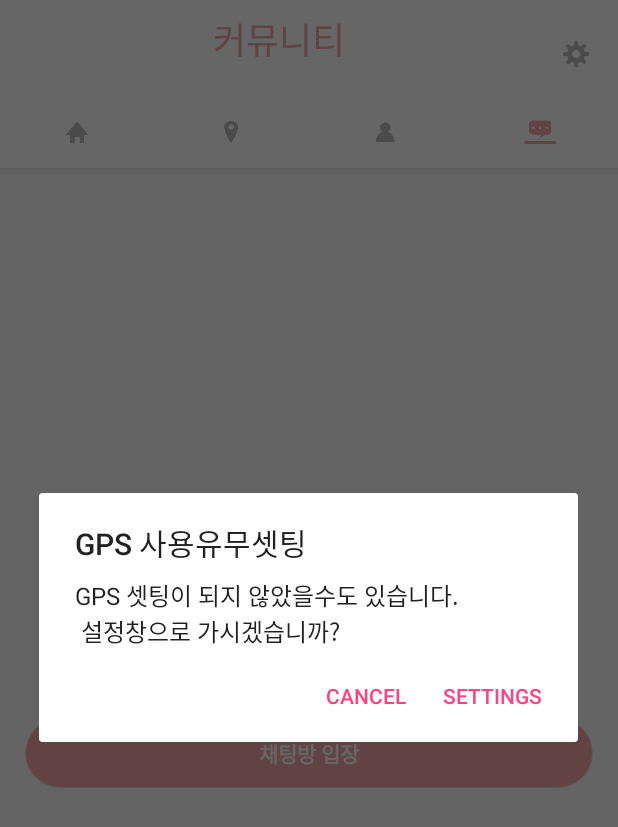
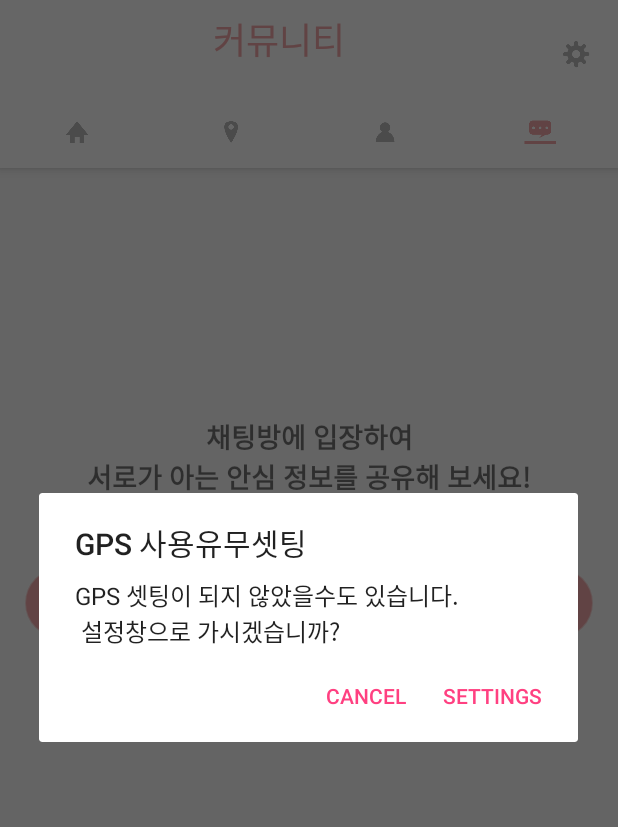
Before and after one commit to Ankwinam/Isafeyou2, an Android app: the screen it shows after launch once a user with an empty profile is signed in (MainActivity), tab 4 chosen, on a phone screen of 412 x 824 dp. Shown: the top 827 px of the screen. Run offline under Robolectric (Android 15) with nearby library versions, the phone set to English and light mode, and no system bars; libraries missing offline, so code that uses them is left out: com.pkmmte.view, com.skp; 19 statements that could not run were skipped.

Commit message:
긴급 버튼 완성

```diff
--- a/app/src/main/java/com/example/kwinam/isafeyou/isafeyou/Fragment/TabFragment1.java
+++ b/app/src/main/java/com/example/kwinam/isafeyou/isafeyou/Fragment/TabFragment1.java
@@ -4,6 +4,9 @@ import android.Manifest;
 import android.content.Context;
 import android.content.Intent;
 import android.content.pm.PackageManager;
+import android.database.Cursor;
+import android.database.sqlite.SQLiteDatabase;
+import android.database.sqlite.SQLiteException;
 import android.location.Location;
 import android.location.LocationListener;
 import android.location.LocationManager;
@@ -18,12 +21,15 @@ import android.util.Log;
 import android.view.LayoutInflater;
 import android.view.View;
 import android.view.ViewGroup;
+import android.widget.ArrayAdapter;
 import android.widget.Button;
 import android.widget.ImageButton;
+import android.widget.ListView;
 import android.widget.Toast;
 
 import com.example.kwinam.isafeyou.R;
 import com.example.kwinam.isafeyou.isafeyou.Activity.WhistleActivity;
+import com.example.kwinam.isafeyou.isafeyou.DataBase.SQLiteAdapter;
 import com.pkmmte.view.CircularImageView;
 import com.skp.Tmap.TMapPoint;
 
@@ -42,9 +48,47 @@ public class TabFragment1 extends Fragment {
 
     private boolean mHasDoubleClicked = false;
 
+    ////////////////
+    static final int REQUEST_CODE = 1234;
+    private SQLiteAdapter mySQLiteAdapter;
+    SQLiteDatabase db;
+    String sql;
+    Cursor cursor;
+    String[] result;
+    int count;
+
     @Override
     public View onCreateView(LayoutInflater inflater, ViewGroup container, Bundle savedInstanceState) {
         View view = inflater.inflate(R.layout.fragment_1, container, false);
+
+        ///////////////////////////////
+        //SQLite
+        mySQLiteAdapter = new SQLiteAdapter(getActivity());
+        try{
+            db = mySQLiteAdapter.getWritableDatabase(); //데이터베이스 객체를 얻기 위해 호출
+        } catch (SQLiteException e) {
+            db = mySQLiteAdapter.getReadableDatabase();
+        }
+        try{
+            sql = "SELECT * FROM contact";
+            cursor = db.rawQuery(sql, null);
+
+            count = cursor.getCount(); //db 데이터 개수
+            result = new String[count];
+            Log.d("번호", "헤헤"+count);
+
+            for(int i = 0; i < count; i++){
+                cursor.moveToNext(); //첫번째에서 다음 레코드가 없을때까지 읽음
+                String str_phone = cursor.getString(2); //첫번째 속성
+                result[i] = str_phone; //각각의 속성들을 해당 배열의 i열에 저장
+                Log.d("번호", result[i]);
+            }
+
+        } catch (Exception e) {
+            System.out.println("select Error :  " + e);
+        }
+
+
         Button whistle = (Button) view.findViewById(R.id.Whistle);
         CircularImageView safebutton = (CircularImageView) view.findViewById(R.id.safebutton);
         ActivityCompat.requestPermissions(getActivity(),new String[]{Manifest.permission.SEND_SMS},1);
@@ -68,7 +112,11 @@ public class TabFragment1 extends Fragment {
                 long pressTime = System.currentTimeMillis();
                 if(pressTime - lastPressTIme <= DOUBLE_PRESS_INTERVAL){
                     try {
-                        sendSMS("01051436822");
+                        //sendSMS("01051436822");
+                        for(int i=0; i<count; i++){
+                            sendSMS(result[i]);
+                        }
+
                     } catch (InterruptedException e) {
                         e.printStackTrace();
                     }
@@ -91,7 +139,7 @@ public class TabFragment1 extends Fragment {
 
     public void sendSMS(String phoneNo) throws InterruptedException {
         String messageURL = "https://www.google.co.kr/maps/search/" + latitude + "+" + longitude;
-        String message ="이태웅님이 위의 장소에서 위험에 처했습니다! \n 도와주세요!";
+        String message ="제가 지금 위의 장소에서 위험에 처했습니다! \n 도와주세요!";
         SmsManager smsManager = SmsManager.getDefault();
         smsManager.sendTextMessage(phoneNo, null, messageURL, null, null);
         Thread.sleep(1000);
--- a/app/src/main/java/com/example/kwinam/isafeyou/isafeyou/Fragment/TabFragment3.java
+++ b/app/src/main/java/com/example/kwinam/isafeyou/isafeyou/Fragment/TabFragment3.java
@@ -160,6 +160,7 @@ public class TabFragment3 extends Fragment {
         contactadd_btn.setOnClickListener(new View.OnClickListener() {
             @Override
             public void onClick(View v) {
+                Log.d("번호", "ddfgdg");
                 Intent intent = new Intent(getContext(), ContactAddActivity.class);
                 startActivityForResult(intent, REQUEST_CODE);
             }
--- a/app/src/main/res/layout/fragment_4.xml
+++ b/app/src/main/res/layout/fragment_4.xml
@@ -41,19 +41,24 @@
         android:layout_width="match_parent"
         android:layout_height="wrap_content"
         android:layout_centerHorizontal="true"
-        android:layout_centerVertical="true"
+        android:layout_centerVertical="false"
         android:layout_marginLeft="30dp"
         android:layout_marginRight="30dp"
-        android:text="메뉴얼" />
+        android:layout_marginTop="150dp"
+        android:gravity="center"
+        android:text="채팅방에 입장하여\n서로가 아는 안심 정보를 공유해 보세요!"
+        android:textSize="18sp"
+        android:textStyle="bold" />
 
     <Button
         android:id="@+id/fireBasebutton"
         android:layout_width="match_parent"
         android:layout_height="wrap_content"
-        android:layout_marginTop="350dp"
+        android:layout_marginTop="250dp"
         android:background="@drawable/buttonnn"
         android:text="채팅방 입장"
         android:textColor="#ffffff"
+        android:textSize="18sp"
         android:textStyle="bold" />
 
     <!--</LinearLayout>-->
```
